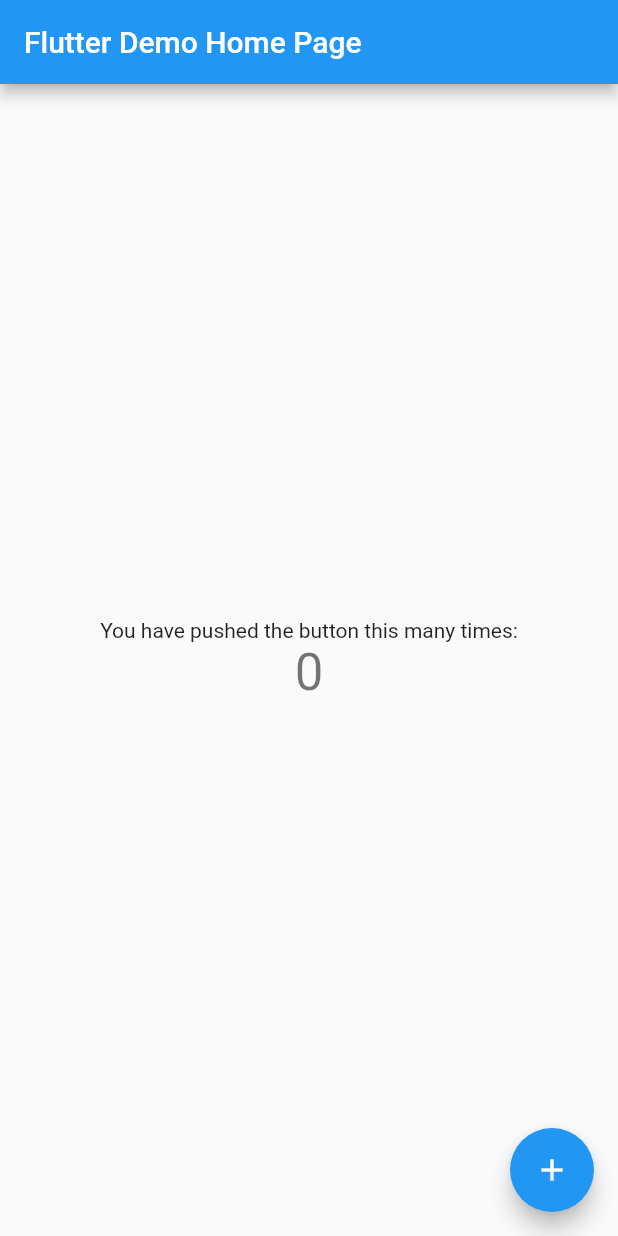
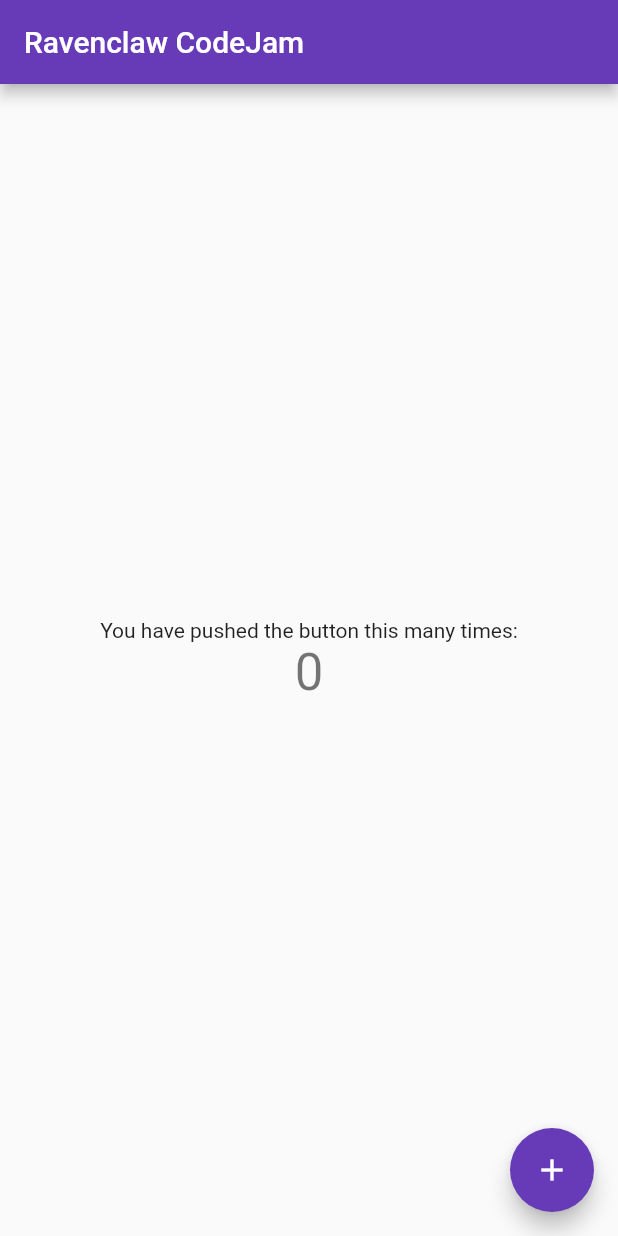
Before and after one commit to emrickgarrett/Ravenclaw_CodeJam2018, a Flutter app: the screen it shows after launch, on a phone screen of 412 x 824 dp. Run offline on Flutter 3.47's test engine with Material 2 defaults, Android fonts, the phone set to English and light mode, and no system bars.

Commit message:
Added Static Variables File

```diff
--- /dev/null
+++ b/lib/StaticVariables.dart
@@ -0,0 +1,9 @@
+import 'package:flutter/material.dart';
+
+class StaticVariables {
+  static String appName = "Ravenclaw CodeJam";
+  static Color primaryColor = Colors.deepPurple;
+  static Color primaryAccentColor = Colors.deepPurpleAccent;
+  static Color secondaryColor = Colors.cyan;
+  static Color secondaryAccentColor = Colors.cyanAccent;
+}
--- a/lib/main.dart
+++ b/lib/main.dart
@@ -1,4 +1,5 @@
 import 'package:flutter/material.dart';
+import 'StaticVariables.dart';
 
 void main() => runApp(new MyApp());
 
@@ -7,7 +8,7 @@ class MyApp extends StatelessWidget {
   @override
   Widget build(BuildContext context) {
     return new MaterialApp(
-      title: 'Flutter Demo',
+      title: StaticVariables.appName,
       theme: new ThemeData(
         // This is the theme of your application.
         //
@@ -17,9 +18,9 @@ class MyApp extends StatelessWidget {
         // "hot reload" (press "r" in the console where you ran "flutter run",
         // or press Run > Flutter Hot Reload in IntelliJ). Notice that the
         // counter didn't reset back to zero; the application is not restarted.
-        primarySwatch: Colors.blue,
+        primarySwatch: StaticVariables.primaryColor
       ),
-      home: new MyHomePage(title: 'Flutter Demo Home Page'),
+      home: new MyHomePage(title: StaticVariables.appName),
     );
   }
 }
```
